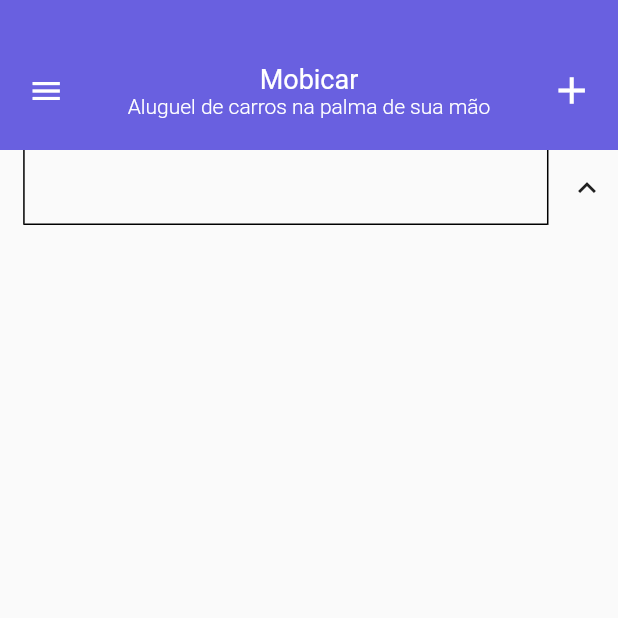
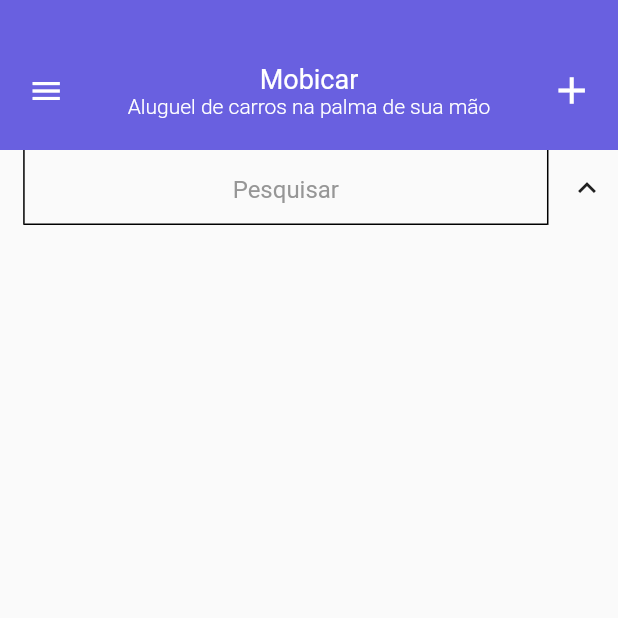
Before and after one commit to matheusAparicio/carsRegister, a Flutter app: the AboutPage screen opened directly, after a tap on the "arrow back ios new" icon, after a tap on the "search" icon, on a phone screen of 412 x 824 dp, the top half of it. Run offline on Flutter 3.47's test engine with Material 2 defaults, Android fonts, the light colour scheme and no system bars; our stand-ins replace auto_size_text, flutter_mobx, font_awesome_flutter, google_fonts, lottie, mobx and 1 more; accounts and stored records are empty; generated files the repository leaves out were written again; network calls fail; project files that could hold a hidden picture were left out.

Commit message:
home search bar hint

```diff
--- a/lib/modules/ui/custom_widgets/home_page/search_and_add_bar.dart
+++ b/lib/modules/ui/custom_widgets/home_page/search_and_add_bar.dart
@@ -1,5 +1,6 @@
 import 'package:carsregister/modules/domain/mobx_state/query_state.dart';
 import 'package:carsregister/modules/ui/utilities/app_colors.dart';
+import 'package:carsregister/modules/ui/utilities/app_text_styles.dart';
 import 'package:flutter/material.dart';
 
 class SearchAndAddBar extends StatefulWidget {
@@ -38,8 +39,10 @@
                     textAlign: TextAlign.center,
                     textAlignVertical: TextAlignVertical.center,
                     cursorColor: AppColors().secondaryTextColor,
-                    decoration: const InputDecoration(
+                    decoration: InputDecoration(
                       border: InputBorder.none,
+                      hintText: "Pesquisar",
+                      hintStyle: AppTextStyles().mainTextStyle(color: AppColors().greyColor),
                     ),
                     onChanged: (value) {
                       queryState.searchCarList(searchString: value);
--- a/lib/modules/ui/utilities/app_colors.dart
+++ b/lib/modules/ui/utilities/app_colors.dart
@@ -9,7 +9,7 @@
 
   Color redColor = const Color.fromARGB(255, 158, 56, 48);
   Color greenColor = const Color.fromARGB(255, 82, 156, 94);
-  Color greyColor = const Color.fromARGB(255, 192, 192, 192);
+  Color greyColor = const Color.fromARGB(255, 150, 150, 150);
 
   Color shadowColor = const Color.fromARGB(117, 46, 46, 46);
 
```
